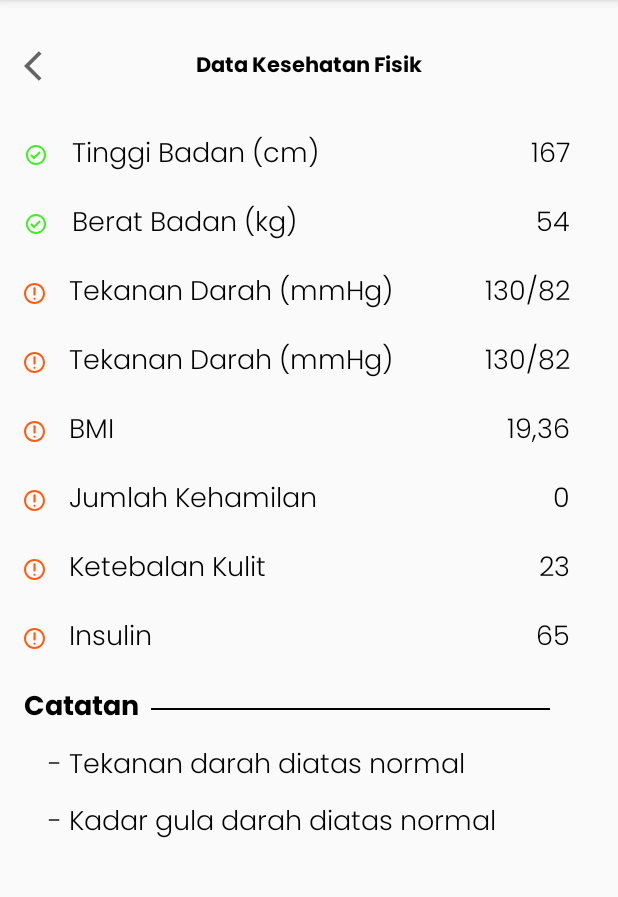
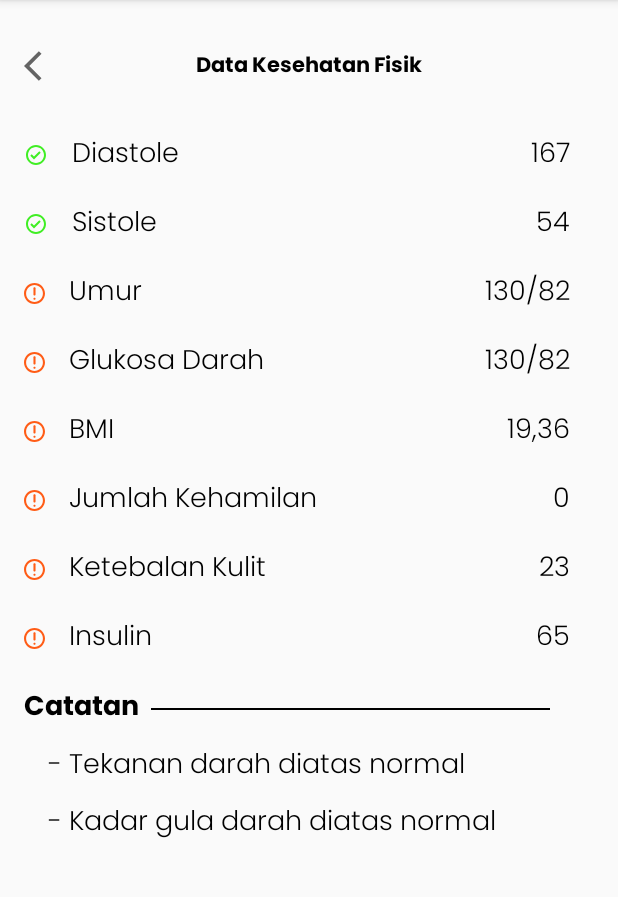
Before and after one commit to naufalhakim23/Medicare-GotongRoyong, an Android app: the KesehatanFisikActivity screen opened directly, with no data from a screen before it, on a phone screen of 412 x 824 dp, the part 84-981 px from its top. Run offline under Robolectric (Android 15) with nearby library versions, the phone set to English and light mode, and no system bars.

```diff
--- a/Android/app/src/main/java/com/example/medicare/data/network/ApiConfig.kt
+++ b/Android/app/src/main/java/com/example/medicare/data/network/ApiConfig.kt
@@ -4,6 +4,8 @@ import okhttp3.OkHttpClient
 import okhttp3.logging.HttpLoggingInterceptor
 import retrofit2.Retrofit
 import retrofit2.converter.gson.GsonConverterFactory
+import java.util.concurrent.TimeUnit
+
 
 class ApiConfig {
     companion object {
@@ -13,12 +15,16 @@ class ApiConfig {
             val client = OkHttpClient.Builder()
                     .addInterceptor(loggingInterceptor)
                     .build()
+
+
+
             val retrofit = Retrofit.Builder()
                     .baseUrl("https://hale-facet-314105.et.r.appspot.com/") // TODO: 1. Nanti diganti sesuai dengan endpoint, tapi tanpa BaseUrl
                     .addConverterFactory(GsonConverterFactory.create())
                     .client(client)
                     .build()
             return retrofit.create(ApiService::class.java)
+
         }
     }
 }
--- a/Android/app/src/main/java/com/example/medicare/data/network/ApiService.kt
+++ b/Android/app/src/main/java/com/example/medicare/data/network/ApiService.kt
@@ -16,7 +16,7 @@ interface ApiService {
             @Query("glukosa") glukosa : Double,
             @Query("jumlahKehamilan") jumlahKehamilan : Double,
             @Query("ketebalanKulit") ketebalanKulit : Double,
-            @Query("insulin") insulin : Int,
+            @Query("insulin") insulin : Double,
             @Query("age") age : Int
     ) : Call<DiabetesPrediction>
 }
--- a/Android/app/src/main/java/com/example/medicare/ui/main/check/KesehatanFisikActivity.kt
+++ b/Android/app/src/main/java/com/example/medicare/ui/main/check/KesehatanFisikActivity.kt
@@ -9,7 +9,18 @@ import com.example.medicare.databinding.ActivityKesehatanFisikBinding
 
 class KesehatanFisikActivity : AppCompatActivity() {
 
+    private lateinit var isiInsulin: TextView
+    private lateinit var isiSistole: TextView
+    private lateinit var isiDiastole: TextView
+    private lateinit var isiGlukosaDarah: TextView
+    private lateinit var isiBMI: TextView
+    private lateinit var isiKehamilan: TextView
+    private lateinit var isiKetebalanKulit: TextView
+    private lateinit var isiUmur: TextView
+
+
     private lateinit var binding: ActivityKesehatanFisikBinding
+
     override fun onCreate(savedInstanceState: Bundle?) {
         super.onCreate(savedInstanceState)
         binding = ActivityKesehatanFisikBinding.inflate(layoutInflater)
@@ -21,9 +32,65 @@ class KesehatanFisikActivity : AppCompatActivity() {
             findViewById<TextView>(R.id.note1).text= "$percentage%"
 
             findViewById<TextView>(R.id.note2).text= it.opinion
+//            findViewById<TextView>(R.id.isiDiastole).text = it.diastole
+//            findViewById<TextView>(R.id.isiSistole).text = it.sistole
+//            findViewById<TextView>(R.id.isiGlukosaDarah).text = it.glukosaDarah
+//            findViewById<TextView>(R.id.isiBMI).text = it.BMI
+//            findViewById<TextView>(R.id.isiKehamilan).text = it.jumlahKehamilan
+//            findViewById<TextView>(R.id.isiKetebalanKulit).text = it.ketebalanKulit
+//            findViewById<TextView>(R.id.isiInsulin).text = it.insulin
         })
 
-        model.postDiabetesData(394,23.8,2.3,2.9,10.2,3.9,13.2,3,20)
+
+        isiInsulin = findViewById(R.id.isiInsulin)
+        isiBMI = findViewById(R.id.isiBMI)
+        isiKehamilan = findViewById(R.id.isiKehamilan)
+        isiKetebalanKulit = findViewById(R.id.isiKetebalanKulit)
+        isiGlukosaDarah = findViewById(R.id.isiGlukosaDarah)
+        isiSistole = findViewById(R.id.isiSistole)
+        isiDiastole = findViewById(R.id.isiDiastole)
+        isiUmur = findViewById(R.id.isiUmur)
+
+        if(intent.extras !=null) {
+            val bundle = intent.extras
+
+            val insulinValue = bundle?.getString("InputInsulin")
+            isiInsulin.setText(insulinValue)
+
+            val diastoleValue = bundle?.getString("InputDiastole")
+            isiDiastole.setText(diastoleValue)
+
+            val sistoleValue = bundle?.getString("InputSistole")
+            isiSistole.setText(sistoleValue)
+
+            val glukosaDarahValue = bundle?.getString("InputGlukosa")
+            isiGlukosaDarah.setText(glukosaDarahValue)
+
+            val kehamilanValue = bundle?.getString("InputKehamilan")
+            isiKehamilan.setText(kehamilanValue)
+
+            val bmiValue = bundle?.getString("InputBMI")
+            isiBMI.setText(bmiValue)
+
+            val ketebalanKulitValue = bundle?.getString("InputKetebalanKulit")
+            isiKetebalanKulit.setText(ketebalanKulitValue)
+
+            val umurValue = bundle?.getString("InputAge")
+            isiUmur.setText(umurValue)
+
+//            val isiInsulin = isiInsulin.setText(bundle?.getString("InputInsulin"))
+//            val isiDiastole = isiDiastole.setText(bundle?.getString("InputDiastole"))
+//            val isiSistole = isiSistole.setText(bundle?.getString("InputSistole"))
+//            val isiGlukosaDarah = isiGlukosaDarah.setText(bundle?.getString("InputGlukosa"))
+//            val isiKehamilan = isiKehamilan.setText(bundle?.getString("InputKehamilan"))
+//            val isiBMI = isiBMI.setText(bundle?.getString("InputBMI"))
+//            val isiKetebalanKulit = isiKetebalanKulit.setText(bundle?.getString("InputKetebalanKulit"))
+//            val isiUmur = isiUmur.setText(bundle?.getString("InputAge"))
+
+            model.postDiabetesData(582582925, bmiValue?.toDouble()!!, sistoleValue?.toDouble()!!,diastoleValue?.toDouble()!!,glukosaDarahValue?.toDouble()!!,kehamilanValue?.toDouble()!!, ketebalanKulitValue?.toDouble()!!, insulinValue?.toDouble()!!,umurValue?.toInt()!!)
+        }
+
+
 
     }
 }
--- a/Android/app/src/main/java/com/example/medicare/ui/main/check/KesehatanFisikViewModel.kt
+++ b/Android/app/src/main/java/com/example/medicare/ui/main/check/KesehatanFisikViewModel.kt
@@ -28,7 +28,7 @@ class KesehatanFisikViewModel : ViewModel() {
             glukosa: Double,
             jumlahKehamilan: Double,
             ketebalanKulit: Double,
-            insulin: Int,
+            insulin: Double,
             age: Int
     ) {
         val client = ApiConfig.getApiService().postDiabetesData(
@@ -59,4 +59,6 @@ class KesehatanFisikViewModel : ViewModel() {
             }
         })
     }
+
+
 }
--- a/Android/app/src/main/java/com/example/medicare/ui/main/home/UpdateFisikViewModel.kt
+++ /dev/null
@@ -1,4 +0,0 @@
-package com.example.medicare.ui.main.home
-
-class UpdateFisikViewModel {
-}
--- a/Android/app/src/main/res/layout/activity_kesehatan_fisik.xml
+++ b/Android/app/src/main/res/layout/activity_kesehatan_fisik.xml
@@ -30,7 +30,7 @@
         app:srcCompat="@drawable/ic_arrowback" />
 
     <TextView
-        android:id="@+id/tvTinggiBadan"
+        android:id="@+id/tvDiastole"
         android:layout_width="wrap_content"
         android:layout_height="wrap_content"
         android:layout_marginStart="16dp"
@@ -38,14 +38,14 @@
         android:drawableStart="@drawable/ic_check"
         android:drawablePadding="16dp"
         android:fontFamily="@font/poppins_light"
-        android:text="Tinggi Badan (cm)"
+        android:text="Diastole"
         android:textColor="@color/black"
         android:textSize="18sp"
         app:layout_constraintStart_toStartOf="parent"
         app:layout_constraintTop_toBottomOf="@+id/title" />
 
     <TextView
-        android:id="@+id/isiTinggiBadan"
+        android:id="@+id/isiDiastole"
         android:layout_width="wrap_content"
         android:layout_height="wrap_content"
         android:layout_marginEnd="32dp"
@@ -54,10 +54,10 @@
         android:textColor="@color/black"
         android:textSize="18sp"
         app:layout_constraintEnd_toEndOf="parent"
-        app:layout_constraintTop_toTopOf="@+id/tvTinggiBadan" />
+        app:layout_constraintTop_toTopOf="@+id/tvDiastole" />
 
     <TextView
-        android:id="@+id/tvBeratBadan"
+        android:id="@+id/tvSistole"
         android:layout_width="wrap_content"
         android:layout_height="wrap_content"
         android:layout_marginStart="16dp"
@@ -65,14 +65,14 @@
         android:drawableStart="@drawable/ic_check"
         android:drawablePadding="16dp"
         android:fontFamily="@font/poppins_light"
-        android:text="Berat Badan (kg)"
+        android:text="Sistole"
         android:textColor="@color/black"
         android:textSize="18sp"
         app:layout_constraintStart_toStartOf="parent"
-        app:layout_constraintTop_toBottomOf="@+id/tvTinggiBadan" />
+        app:layout_constraintTop_toBottomOf="@+id/tvDiastole" />
 
     <TextView
-        android:id="@+id/isiBeratBadan"
+        android:id="@+id/isiSistole"
         android:layout_width="wrap_content"
         android:layout_height="wrap_content"
         android:layout_marginEnd="32dp"
@@ -81,10 +81,10 @@
         android:textColor="@color/black"
         android:textSize="18sp"
         app:layout_constraintEnd_toEndOf="parent"
-        app:layout_constraintTop_toTopOf="@+id/tvBeratBadan" />
+        app:layout_constraintTop_toTopOf="@+id/tvSistole" />
 
     <TextView
-        android:id="@+id/tvTekananDarah"
+        android:id="@+id/tvAge"
         android:layout_width="wrap_content"
         android:layout_height="wrap_content"
         android:layout_marginStart="16dp"
@@ -92,14 +92,14 @@
         android:drawableStart="@drawable/ic_warning"
         android:drawablePadding="16dp"
         android:fontFamily="@font/poppins_light"
-        android:text="Tekanan Darah (mmHg)"
+        android:text="Umur"
         android:textColor="@color/black"
         android:textSize="18sp"
         app:layout_constraintStart_toStartOf="parent"
-        app:layout_constraintTop_toBottomOf="@+id/tvBeratBadan" />
+        app:layout_constraintTop_toBottomOf="@+id/tvSistole" />
 
     <TextView
-        android:id="@+id/isiTekananDarah"
+        android:id="@+id/isiUmur"
         android:layout_width="wrap_content"
         android:layout_height="wrap_content"
         android:layout_marginEnd="32dp"
@@ -108,7 +108,7 @@
         android:textColor="@color/black"
         android:textSize="18sp"
         app:layout_constraintEnd_toEndOf="parent"
-        app:layout_constraintTop_toTopOf="@+id/tvTekananDarah" />
+        app:layout_constraintTop_toTopOf="@+id/tvAge" />
 
     <TextView
         android:id="@+id/tvGlukosaDarah"
@@ -119,11 +119,11 @@
         android:drawableStart="@drawable/ic_warning"
         android:drawablePadding="16dp"
         android:fontFamily="@font/poppins_light"
-        android:text="Tekanan Darah (mmHg)"
+        android:text="Glukosa Darah"
         android:textColor="@color/black"
         android:textSize="18sp"
         app:layout_constraintStart_toStartOf="parent"
-        app:layout_constraintTop_toBottomOf="@+id/tvTekananDarah" />
+        app:layout_constraintTop_toBottomOf="@+id/tvAge" />
 
     <TextView
         android:id="@+id/isiGlukosaDarah"
```
Also changed, not shown: Android/app/src/main/java/com/example/medicare/data/network/ApiHasil.kt (+1 -8 lines), Android/app/src/main/java/com/example/medicare/data/network/DiabetesData.kt (+6 -3 lines), Android/app/src/main/java/com/example/medicare/data/network/HasilData.kt (+21 -2 lines), Android/app/src/main/java/com/example/medicare/data/network/HasilResult.kt (+26 -2 lines), Android/app/src/main/java/com/example/medicare/ui/main/home/UpdateFisikActivity.kt (+44 -1 lines), Android/app/src/main/res/layout/activity_edit_profile.xml (+4 -4 lines), Android/app/src/main/res/layout/activity_signup.xml (+4 -4 lines), Android/app/src/main/res/layout/activity_update_fisik.xml (+7 -7 lines).
